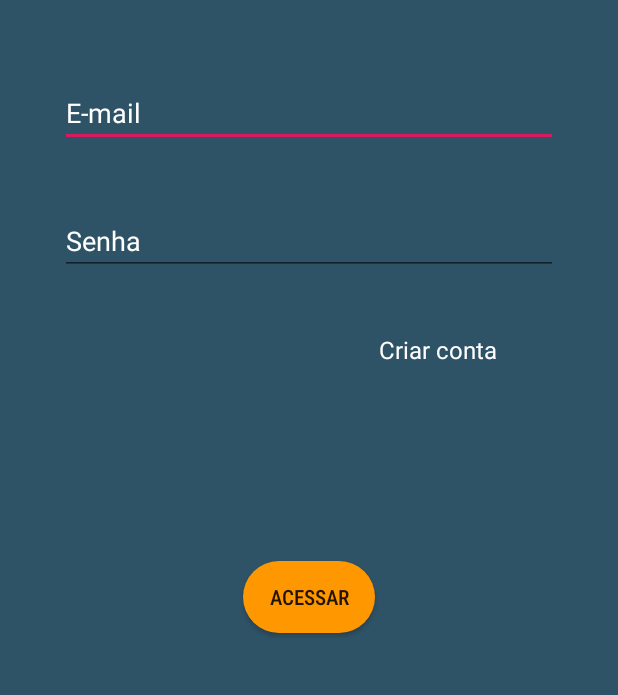
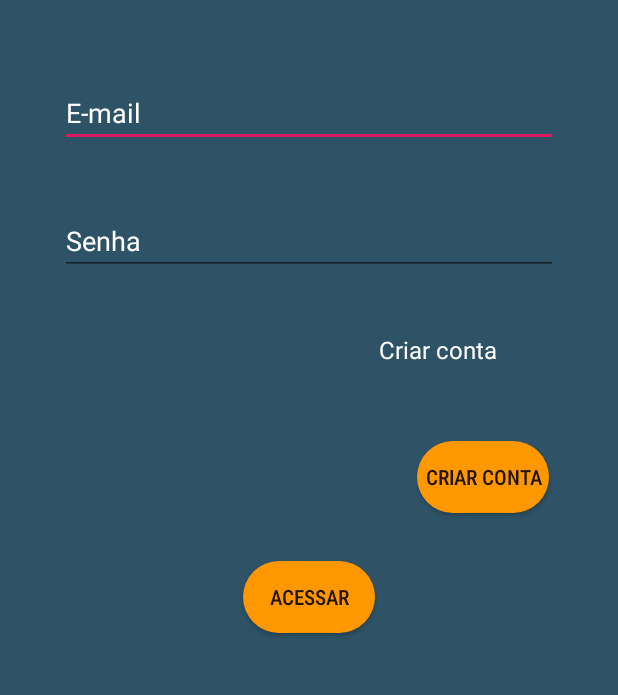
Before and after one commit to italoa7x/projetoPDS, an Android app: the screen it shows after launch (MainActivity), on a phone screen of 412 x 824 dp, the part 293-988 px from its top. Run offline under Robolectric (Android 15) with nearby library versions, the phone set to English and light mode, and no system bars; our stand-ins replace navigation-ui.

Commit message:
Update activity_tela_login.xml

```diff
--- a/CointerProject/app/src/main/res/layout/activity_tela_login.xml
+++ b/CointerProject/app/src/main/res/layout/activity_tela_login.xml
@@ -37,6 +37,7 @@
         android:id="@+id/txtCadastrar"
         android:layout_width="wrap_content"
         android:layout_height="wrap_content"
+        android:clickable="true"
         android:text="Criar conta"
         android:textAlignment="textEnd"
         android:textColor="#FFFFFF"
@@ -80,6 +81,21 @@
         app:layout_constraintStart_toStartOf="parent"
         app:layout_constraintTop_toBottomOf="@+id/campoSenha" />
 
+    <Button
+        android:id="@+id/btAcessar2"
+        android:layout_width="wrap_content"
+        android:layout_height="wrap_content"
+        android:background="@drawable/estilo_bt_redondo"
+        android:fontFamily="sans-serif-condensed-medium"
+        android:onClick="irParaCadastro"
+        android:text="Criar conta"
+        app:layout_constraintBottom_toBottomOf="parent"
+        app:layout_constraintEnd_toEndOf="parent"
+        app:layout_constraintHorizontal_bias="0.897"
+        app:layout_constraintStart_toStartOf="parent"
+        app:layout_constraintTop_toBottomOf="@+id/campoSenha"
+        app:layout_constraintVertical_bias="0.291" />
+
     <ImageView
         android:id="@+id/imageView"
         android:layout_width="123dp"
```
